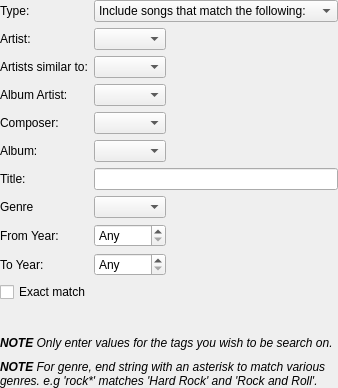
Old version of the form dynamic/dynamicrule.ui in the repository CDrummond/cantata.
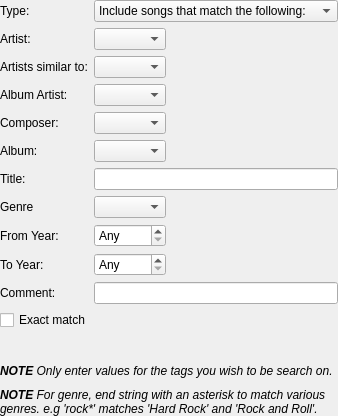
New version of the form. Custom widgets are drawn as their Qt base class.

Commit message: Add support for 'comment' tag in tag-editor and dynamic playlists. BUG: 427

Diff of the .ui file:
```diff
--- a/dynamic/dynamicrule.ui
+++ b/dynamic/dynamicrule.ui
@@ -181,7 +181,20 @@
        </property>
       </widget>
      </item>
-     <item row="10" column="0" colspan="2">
+     <item row="10" column="0">
+      <widget class="BuddyLabel" name="commentLabel">
+       <property name="text">
+        <string>Comment:</string>
+       </property>
+       <property name="buddy">
+        <cstring>commentText</cstring>
+       </property>
+      </widget>
+     </item>
+     <item row="10" column="1">
+      <widget class="LineEdit" name="commentText"/>
+     </item>
+     <item row="11" column="0" colspan="2">
       <widget class="QCheckBox" name="exactCheck">
        <property name="text">
         <string>Exact match</string>
```
The commit also changes 16 other files.
